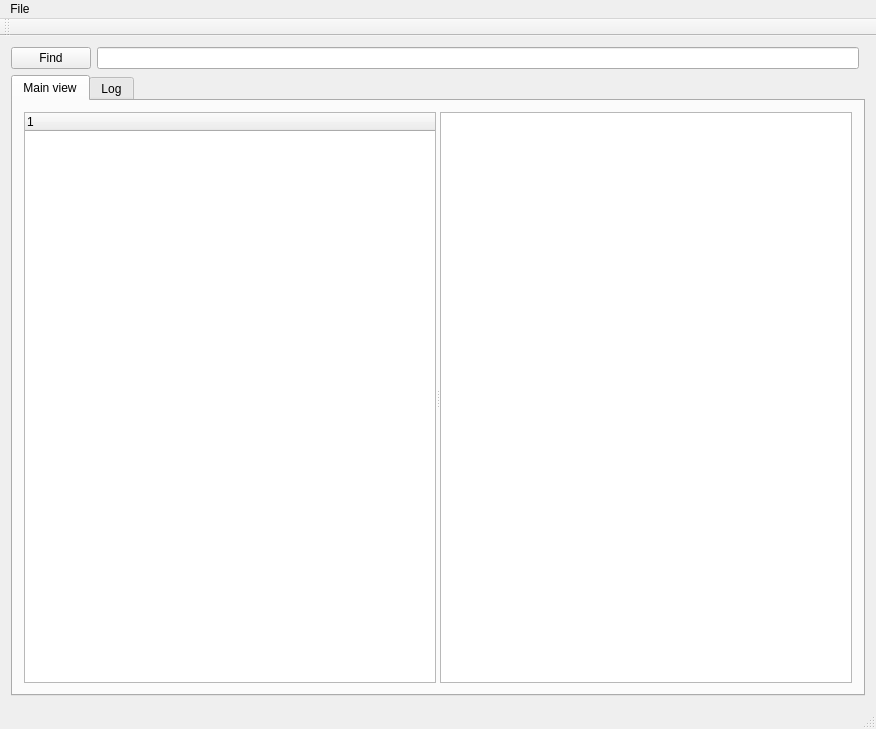
Qt form BusConfigUI/BusConfigUI.ui (Patryk-97/BusConfig) before a commit.
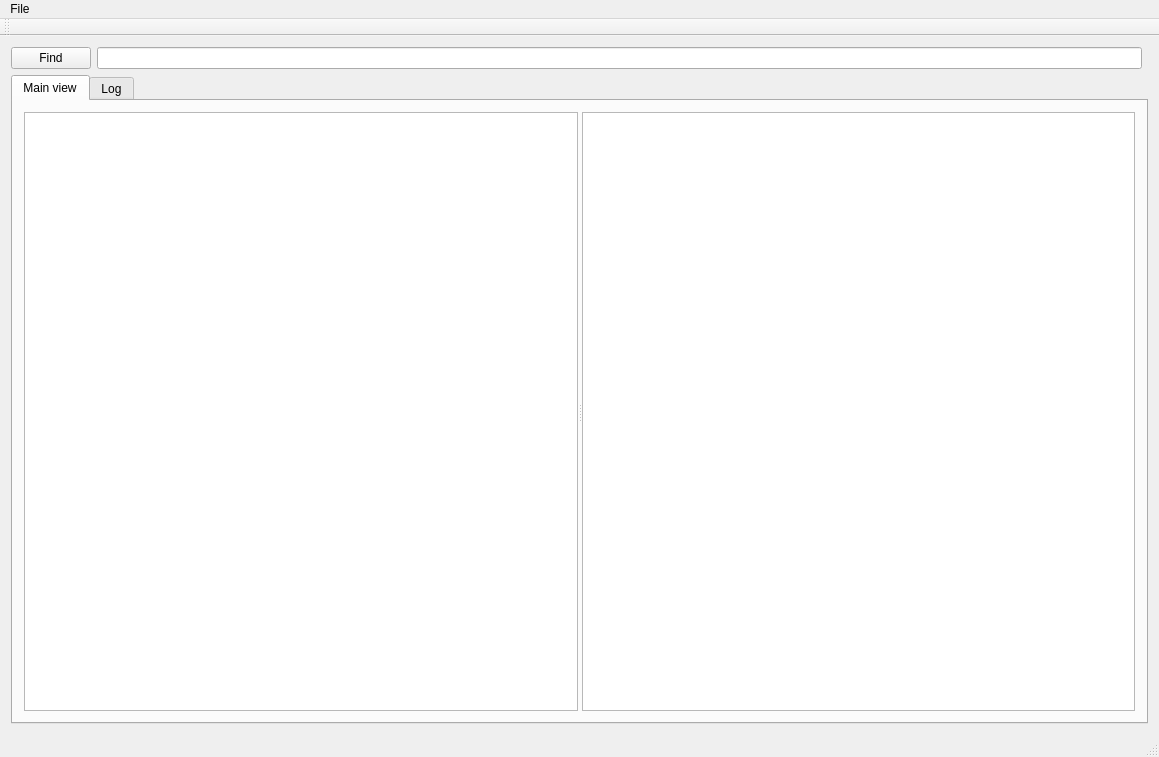
The same form after that commit. Icons and pictures are not drawn.

```diff
--- a/BusConfigUI/BusConfigUI.ui
+++ b/BusConfigUI/BusConfigUI.ui
@@ -6,13 +6,16 @@
    <rect>
     <x>0</x>
     <y>0</y>
-    <width>876</width>
-    <height>729</height>
+    <width>1159</width>
+    <height>757</height>
    </rect>
   </property>
   <property name="windowTitle">
    <string>BusConfigUI</string>
   </property>
+  <property name="styleSheet">
+   <string notr="true"/>
+  </property>
   <widget class="QWidget" name="centralWidget">
    <layout class="QGridLayout" name="gridLayout">
     <item row="1" column="0" colspan="2">
@@ -30,7 +33,10 @@
           <property name="orientation">
            <enum>Qt::Horizontal</enum>
           </property>
-          <widget class="QTreeWidget" name="treeWidget">
+          <widget class="QTreeWidget" name="treeWidget_MainView">
+           <property name="headerHidden">
+            <bool>true</bool>
+           </property>
            <column>
             <property name="text">
              <string notr="true">1</string>
@@ -81,17 +87,17 @@
     <rect>
      <x>0</x>
      <y>0</y>
-     <width>876</width>
+     <width>1159</width>
      <height>26</height>
     </rect>
    </property>
-   <widget class="QMenu" name="menusiema">
+   <widget class="QMenu" name="menu_Main">
     <property name="title">
      <string>File</string>
     </property>
     <addaction name="actionOpen"/>
    </widget>
-   <addaction name="menusiema"/>
+   <addaction name="menu_Main"/>
   </widget>
   <widget class="QToolBar" name="mainToolBar">
    <attribute name="toolBarArea">
```
Left out of the diff: 12 changed lines with no effect on the pictures.
